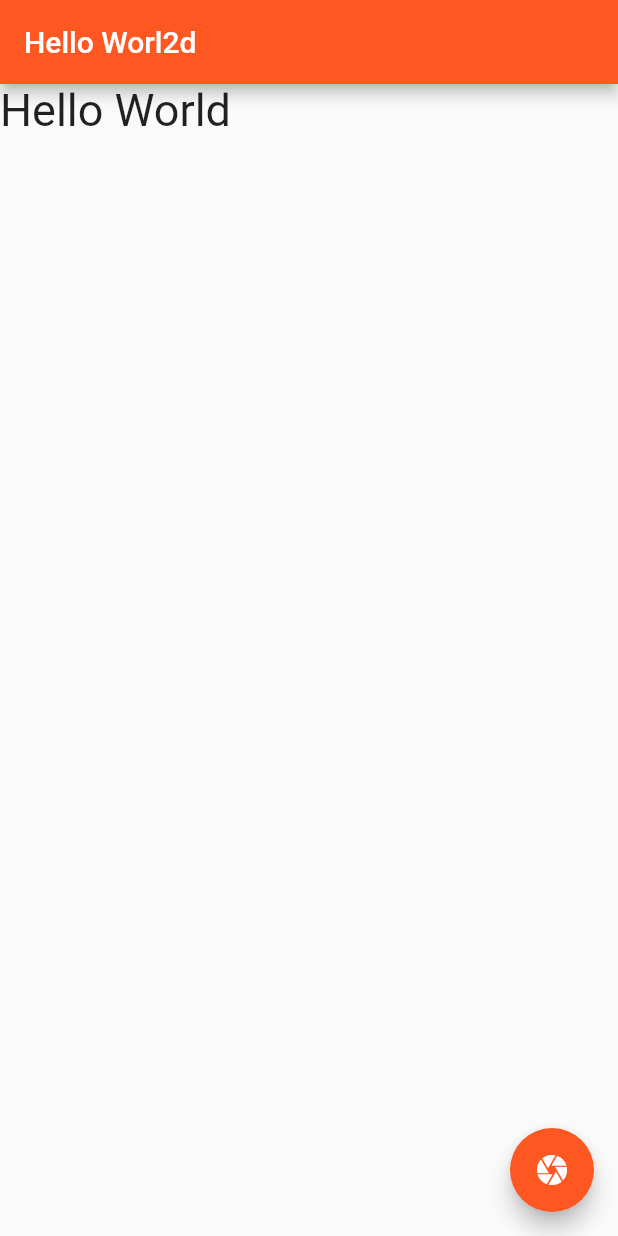
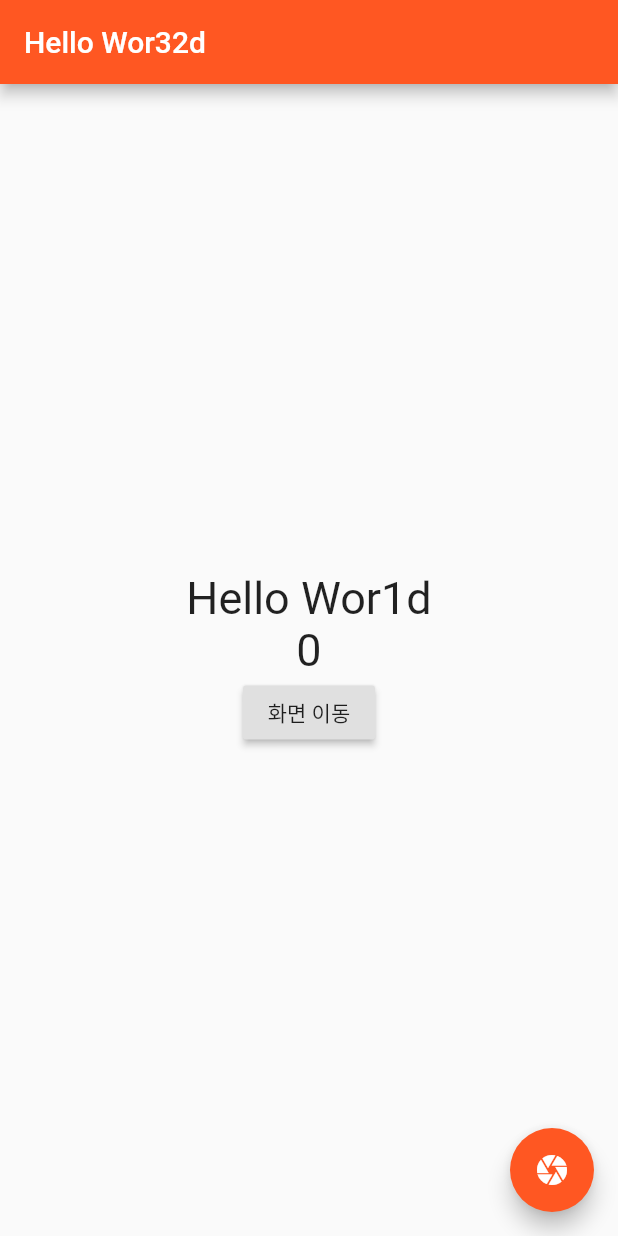
Before and after one commit to yoo-niverse/of-Flutter-Basics, a Flutter app: the screen it shows after launch, on a phone screen of 412 x 824 dp. Run offline on Flutter 3.47's test engine with Material 2 defaults, Android fonts, the phone set to English and light mode, and no system bars.

Commit message:
네비게이션바, 화면전환 구현

```diff
--- a/flutter_basic/lib/main.dart
+++ b/flutter_basic/lib/main.dart
@@ -1,4 +1,6 @@
+
 import 'package:flutter/material.dart';
+import 'cupertino_page.dart';
 
 void main() {
   runApp(MyApp());
@@ -15,8 +17,9 @@ class MyApp extends StatelessWidget {
 
         primarySwatch: Colors.deepOrange, // 앱의 전체적인 테마 색상 지정
       ),
-      home: HelloPage('Hello Worl2d')
-    );
+      home: HelloPage('Hello Wor32d'));
+        //HelloPage('Hello Wor32d'));
+
   }
 }
 
@@ -29,7 +32,8 @@ class HelloPage extends StatefulWidget { // 상태를 가질 수 있는 클래
 }
 
 class _HelloPageState extends State<HelloPage> {
-  String _message = 'Hello World';
+  String _message = 'Hello Wor1d';
+  int _counter = 0;
 
   @override
   Widget build(BuildContext context) {
@@ -40,12 +44,30 @@ class _HelloPageState extends State<HelloPage> {
               onPressed: _changeMessage),
         appBar: AppBar(
       title: Text(widget.title)
-    ), body: Text(_message, style: TextStyle(fontSize: 30)));
+    ), body: Center(
+        child: Column(
+          mainAxisAlignment: MainAxisAlignment.center,
+          children: <Widget>[
+            Text(_message, style: TextStyle(fontSize: 30)),
+            Text('$_counter', style: TextStyle(fontSize: 30)),
+            RaisedButton(
+              child: Text('화면 이동'),
+              onPressed: () {
+                Navigator.push(
+                    context,
+                    MaterialPageRoute(builder: (context) => CupertinoPage())
+              );
+             },
+            )
+          ]
+        )
+    ));
   }
 
   void _changeMessage() {
     setState(() {
       _message = '헬로 월드';
+      _counter += 1;
     });
   }
 }
```
